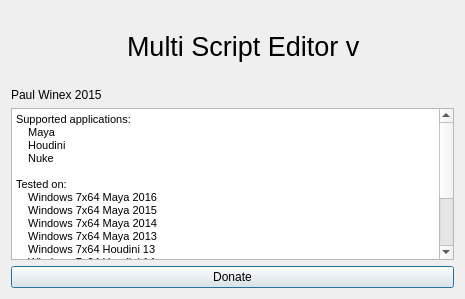
This is pw_multiScriptEditor/widgets/about.ui in paulwinex/pw_MultiScriptEditor as Qt 5 draws it before an edit. The edited form follows.
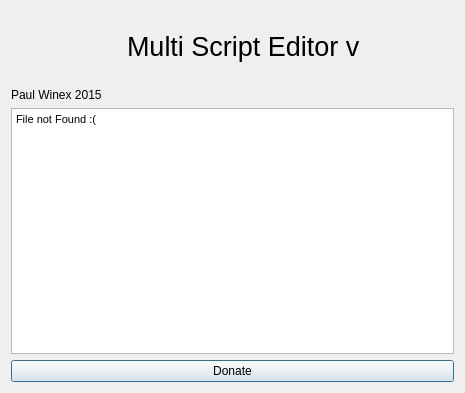
This is the edited form.

```diff
--- a/pw_multiScriptEditor/widgets/about.ui
+++ b/pw_multiScriptEditor/widgets/about.ui
@@ -7,13 +7,13 @@
     <x>0</x>
     <y>0</y>
     <width>465</width>
-    <height>299</height>
+    <height>393</height>
    </rect>
   </property>
   <property name="windowTitle">
    <string>About Multi Script Editor</string>
   </property>
-  <layout class="QVBoxLayout" name="verticalLayout">
+  <layout class="QVBoxLayout" name="verticalLayout" stretch="0,0,1,0">
    <item>
     <layout class="QHBoxLayout" name="horizontalLayout">
      <property name="topMargin">
@@ -88,24 +88,7 @@
 &lt;html&gt;&lt;head&gt;&lt;meta name=&quot;qrichtext&quot; content=&quot;1&quot; /&gt;&lt;style type=&quot;text/css&quot;&gt;
 p, li { white-space: pre-wrap; }
 &lt;/style&gt;&lt;/head&gt;&lt;body style=&quot; font-family:'MS Shell Dlg 2'; font-size:8.25pt; font-weight:400; font-style:normal;&quot;&gt;
-&lt;p style=&quot; margin-top:0px; margin-bottom:0px; margin-left:0px; margin-right:0px; -qt-block-indent:0; text-indent:0px;&quot;&gt;&lt;span style=&quot; font-size:8pt;&quot;&gt;Supported applications:&lt;/span&gt;&lt;/p&gt;
-&lt;p style=&quot; margin-top:0px; margin-bottom:0px; margin-left:0px; margin-right:0px; -qt-block-indent:0; text-indent:0px;&quot;&gt;&lt;span style=&quot; font-size:8pt;&quot;&gt;    Maya&lt;/span&gt;&lt;/p&gt;
-&lt;p style=&quot; margin-top:0px; margin-bottom:0px; margin-left:0px; margin-right:0px; -qt-block-indent:0; text-indent:0px;&quot;&gt;&lt;span style=&quot; font-size:8pt;&quot;&gt;    Houdini&lt;/span&gt;&lt;/p&gt;
-&lt;p style=&quot; margin-top:0px; margin-bottom:0px; margin-left:0px; margin-right:0px; -qt-block-indent:0; text-indent:0px;&quot;&gt;&lt;span style=&quot; font-size:8pt;&quot;&gt;    Nuke&lt;/span&gt;&lt;/p&gt;
-&lt;p style=&quot;-qt-paragraph-type:empty; margin-top:0px; margin-bottom:0px; margin-left:0px; margin-right:0px; -qt-block-indent:0; text-indent:0px; font-size:8pt;&quot;&gt;&lt;br /&gt;&lt;/p&gt;
-&lt;p style=&quot; margin-top:0px; margin-bottom:0px; margin-left:0px; margin-right:0px; -qt-block-indent:0; text-indent:0px;&quot;&gt;&lt;span style=&quot; font-size:8pt;&quot;&gt;Tested on:&lt;/span&gt;&lt;/p&gt;
-&lt;p style=&quot; margin-top:0px; margin-bottom:0px; margin-left:0px; margin-right:0px; -qt-block-indent:0; text-indent:0px;&quot;&gt;&lt;span style=&quot; font-size:8pt;&quot;&gt;    Windows 7x64 Maya 2016&lt;/span&gt;&lt;/p&gt;
-&lt;p style=&quot; margin-top:0px; margin-bottom:0px; margin-left:0px; margin-right:0px; -qt-block-indent:0; text-indent:0px;&quot;&gt;&lt;span style=&quot; font-size:8pt;&quot;&gt;    Windows 7x64 Maya 2015&lt;/span&gt;&lt;/p&gt;
-&lt;p style=&quot; margin-top:0px; margin-bottom:0px; margin-left:0px; margin-right:0px; -qt-block-indent:0; text-indent:0px;&quot;&gt;&lt;span style=&quot; font-size:8pt;&quot;&gt;    Windows 7x64 Maya 2014&lt;/span&gt;&lt;/p&gt;
-&lt;p style=&quot; margin-top:0px; margin-bottom:0px; margin-left:0px; margin-right:0px; -qt-block-indent:0; text-indent:0px;&quot;&gt;&lt;span style=&quot; font-size:8pt;&quot;&gt;    Windows 7x64 Maya 2013&lt;/span&gt;&lt;/p&gt;
-&lt;p style=&quot; margin-top:0px; margin-bottom:0px; margin-left:0px; margin-right:0px; -qt-block-indent:0; text-indent:0px;&quot;&gt;&lt;span style=&quot; font-size:8pt;&quot;&gt;    Windows 7x64 Houdini 13&lt;/span&gt;&lt;/p&gt;
-&lt;p style=&quot; margin-top:0px; margin-bottom:0px; margin-left:0px; margin-right:0px; -qt-block-indent:0; text-indent:0px;&quot;&gt;&lt;span style=&quot; font-size:8pt;&quot;&gt;    Windows 7x64 Houdini 14&lt;/span&gt;&lt;/p&gt;
-&lt;p style=&quot; margin-top:0px; margin-bottom:0px; margin-left:0px; margin-right:0px; -qt-block-indent:0; text-indent:0px;&quot;&gt;&lt;span style=&quot; font-size:8pt;&quot;&gt;    Windows 7x64 Nuke 8&lt;/span&gt;&lt;/p&gt;
-&lt;p style=&quot; margin-top:0px; margin-bottom:0px; margin-left:0px; margin-right:0px; -qt-block-indent:0; text-indent:0px;&quot;&gt;&lt;span style=&quot; font-size:8pt;&quot;&gt;    Windows 7x64 Nuke 9&lt;/span&gt;&lt;/p&gt;
-&lt;p style=&quot; margin-top:0px; margin-bottom:0px; margin-left:0px; margin-right:0px; -qt-block-indent:0; text-indent:0px;&quot;&gt;&lt;span style=&quot; font-size:8pt;&quot;&gt;    Kubuntu Houdini 13&lt;/span&gt;&lt;/p&gt;
-&lt;p style=&quot; margin-top:0px; margin-bottom:0px; margin-left:0px; margin-right:0px; -qt-block-indent:0; text-indent:0px;&quot;&gt;&lt;span style=&quot; font-size:8pt;&quot;&gt;    Kubuntu Houdini 14&lt;/span&gt;&lt;/p&gt;
-&lt;p style=&quot;-qt-paragraph-type:empty; margin-top:0px; margin-bottom:0px; margin-left:0px; margin-right:0px; -qt-block-indent:0; text-indent:0px; font-size:8pt;&quot;&gt;&lt;br /&gt;&lt;/p&gt;
-&lt;p style=&quot;-qt-paragraph-type:empty; margin-top:0px; margin-bottom:0px; margin-left:0px; margin-right:0px; -qt-block-indent:0; text-indent:0px; font-size:8pt;&quot;&gt;&lt;br /&gt;&lt;/p&gt;&lt;/body&gt;&lt;/html&gt;</string>
+&lt;p style=&quot; margin-top:0px; margin-bottom:0px; margin-left:0px; margin-right:0px; -qt-block-indent:0; text-indent:0px;&quot;&gt;&lt;span style=&quot; font-size:8pt;&quot;&gt;File not Found :(&lt;/span&gt;&lt;/p&gt;&lt;/body&gt;&lt;/html&gt;</string>
      </property>
     </widget>
    </item>
```
